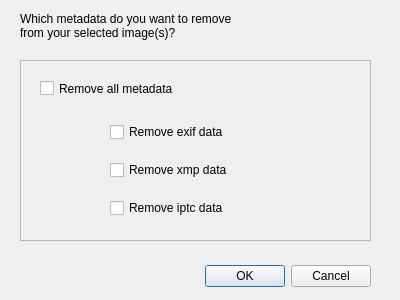
Before: the Qt Designer form scripts/ui/remove_metatada.ui in hvdwolf/pyExifToolGUI, drawn with Qt 5.
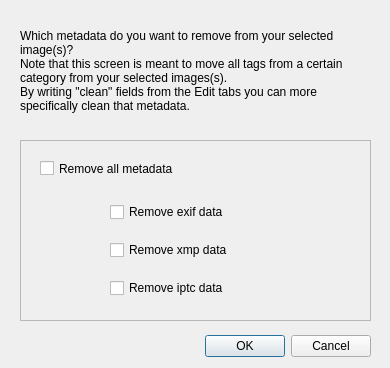
After: the same form once the commit is applied.

Commit message: First attempts for new functionality

The edit to the form file:
```diff
--- a/scripts/ui/remove_metatada.ui
+++ b/scripts/ui/remove_metatada.ui
@@ -6,8 +6,8 @@
    <rect>
     <x>0</x>
     <y>0</y>
-    <width>400</width>
-    <height>300</height>
+    <width>390</width>
+    <height>368</height>
    </rect>
   </property>
   <property name="windowTitle">
@@ -17,7 +17,7 @@
    <property name="geometry">
     <rect>
      <x>30</x>
-     <y>260</y>
+     <y>330</y>
      <width>341</width>
      <height>32</height>
     </rect>
@@ -33,7 +33,7 @@
    <property name="geometry">
     <rect>
      <x>20</x>
-     <y>60</y>
+     <y>140</y>
      <width>351</width>
      <height>181</height>
     </rect>
@@ -97,12 +97,16 @@
      <x>20</x>
      <y>10</y>
      <width>351</width>
-     <height>31</height>
+     <height>121</height>
     </rect>
    </property>
    <property name="text">
-    <string>Which metadata do you want to remove 
-from your selected image(s)?</string>
+    <string>Which metadata do you want to remove from your selected image(s)?
+Note that this screen is meant to move all tags from a certain category from your selected images(s).
+By writing &quot;clean&quot; fields from the Edit tabs you can more specifically clean that metadata.</string>
+   </property>
+   <property name="wordWrap">
+    <bool>true</bool>
    </property>
   </widget>
  </widget>
```
The commit also changes 2 other files.
